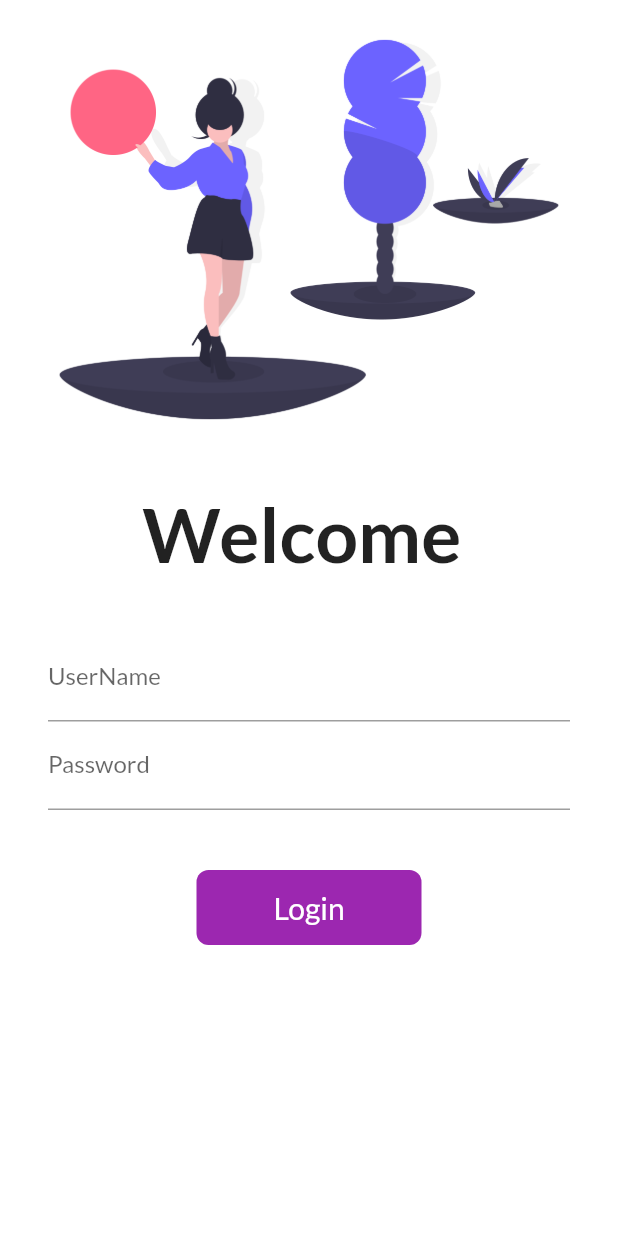
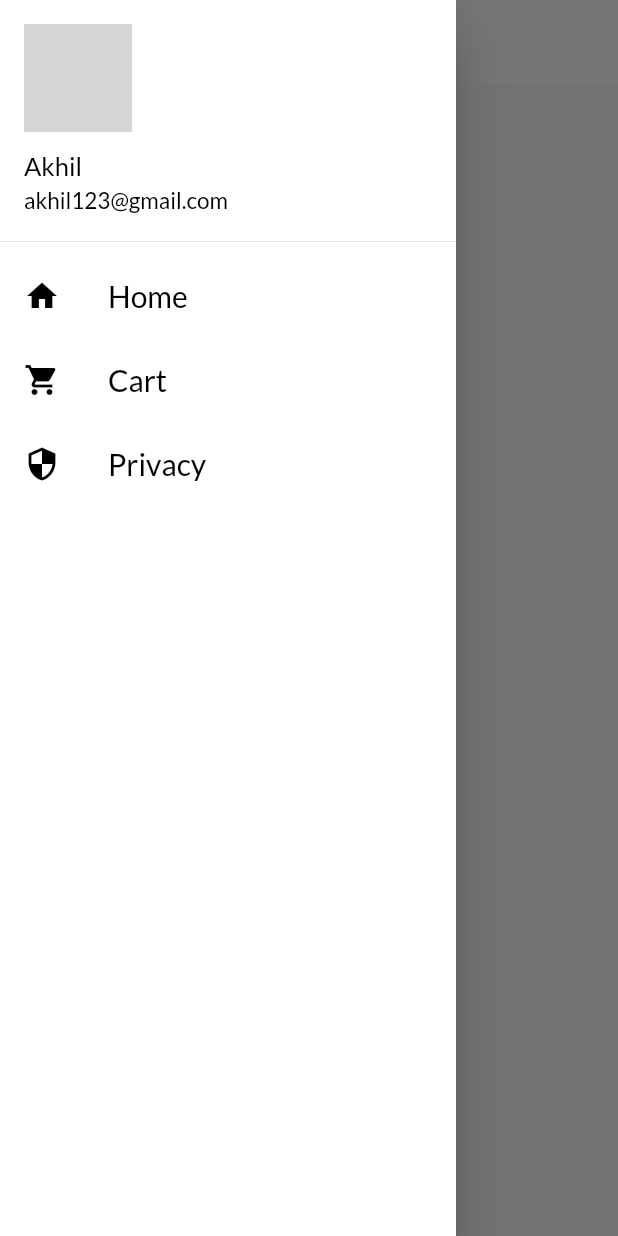
Before and after one commit to Akhil-ps-dev/complete_flutter_catalog_app, a Flutter app: the screen it shows after launch, with the side drawer open (before the commit the screen has no drawer), on a phone screen of 412 x 824 dp. Run offline on Flutter 3.47's test engine with Material 2 defaults, Android fonts, the phone set to English and light mode, and no system bars; our stand-ins replace google_fonts; network calls fail; grey boxes are pictures that could not be loaded.

Commit message:
added drawer

```diff
--- a/lib/main.dart
+++ b/lib/main.dart
@@ -17,11 +17,11 @@ class MyApp extends StatelessWidget {
       theme: ThemeData(
           primarySwatch: Colors.deepPurple,
           fontFamily: GoogleFonts.lato().fontFamily),
-      initialRoute: "/",
+      initialRoute: MyRoutes.homeRoute,
       routes: {
         "/": (context) => LoginPage(),
-      MyRoutes.homeRoute: (context) => HomePage(),
-       MyRoutes.loginRoute: (context) => LoginPage(),
+        MyRoutes.homeRoute: (context) => HomePage(),
+        MyRoutes.loginRoute: (context) => LoginPage(),
       },
     );
   }
--- a/lib/pages/home.dart
+++ b/lib/pages/home.dart
@@ -1,4 +1,6 @@
 import 'package:flutter/material.dart';
+import 'package:flutter_catalog/widgets/drawer.dart';
+import 'package:google_fonts/google_fonts.dart';
 
 class HomePage extends StatelessWidget {
   int days = 30;
@@ -9,15 +11,16 @@ class HomePage extends StatelessWidget {
   Widget build(BuildContext context) {
     return Scaffold(
       appBar: AppBar(
-        title: Text('catalog'),
+        backgroundColor: Colors.white,
+        elevation: 0.0,
+        iconTheme: IconThemeData(color: Colors.black),
+        title: Text(
+          'Catalog App...',
+          style: GoogleFonts.pacifico(color: Colors.black, fontSize: 30),
+        ),
         centerTitle: true,
       ),
-      body: Center(
-        child: Container(
-          child: Text('welcome to $days days of $name'),
-        ),
-      ),
-      drawer: Drawer(),
+      drawer: MyDrawer(),
     );
   }
 }
--- /dev/null
+++ b/lib/widgets/drawer.dart
@@ -0,0 +1,77 @@
+import 'package:flutter/material.dart';
+
+class MyDrawer extends StatelessWidget {
+  const MyDrawer({Key? key}) : super(key: key);
+
+  @override
+  Widget build(BuildContext context) {
+    final imgUrl =
+        "https://encrypted-tbn0.gstatic.com/images?q=tbn:ANd9GcSQSxBSGRCIdRtH9iLLcqqrF2rkldsscdnnJpof42oX4jHIzB_2km7f1n_LOfZv39SCRYI&usqp=CAU";
+
+    return Drawer(
+      child: Container(
+        color: Colors.white,
+        child: ListView(
+          padding: EdgeInsets.zero,
+          children: [
+            DrawerHeader(
+              padding: EdgeInsets.zero,
+              child: UserAccountsDrawerHeader(
+                decoration: BoxDecoration(color: Colors.white),
+                margin: EdgeInsets.zero,
+                accountName: Text(
+                  "Akhil",
+                  style: TextStyle(fontSize: 17, color: Colors.black),
+                ),
+                accountEmail: Text(
+                  "akhil123@gmail.com",
+                  style: TextStyle(fontSize: 15, color: Colors.black),
+                ),
+                currentAccountPicture: CircleAvatar(
+                  backgroundImage: NetworkImage(imgUrl),
+                ),
+              ),
+            ),
+            ListTile(
+              //onTap: ,
+              leading: Icon(
+                Icons.home,
+                color: Colors.black,
+              ),
+              title: Title(
+                  color: Colors.black,
+                  child: Text(
+                    'Home',
+                    style: TextStyle(fontSize: 20, color: Colors.black),
+                  )),
+            ),
+            ListTile(
+              leading: Icon(
+                Icons.shopping_cart,
+                color: Colors.black,
+              ),
+              title: Title(
+                  color: Colors.black,
+                  child: Text(
+                    'Cart',
+                    style: TextStyle(fontSize: 20, color: Colors.black),
+                  )),
+            ),
+            ListTile(
+              leading: Icon(
+                Icons.security,
+                color: Colors.black,
+              ),
+              title: Title(
+                  color: Colors.white,
+                  child: Text(
+                    'Privacy',
+                    style: TextStyle(fontSize: 20, color: Colors.black),
+                  )),
+            )
+          ],
+        ),
+      ),
+    );
+  }
+}
```
